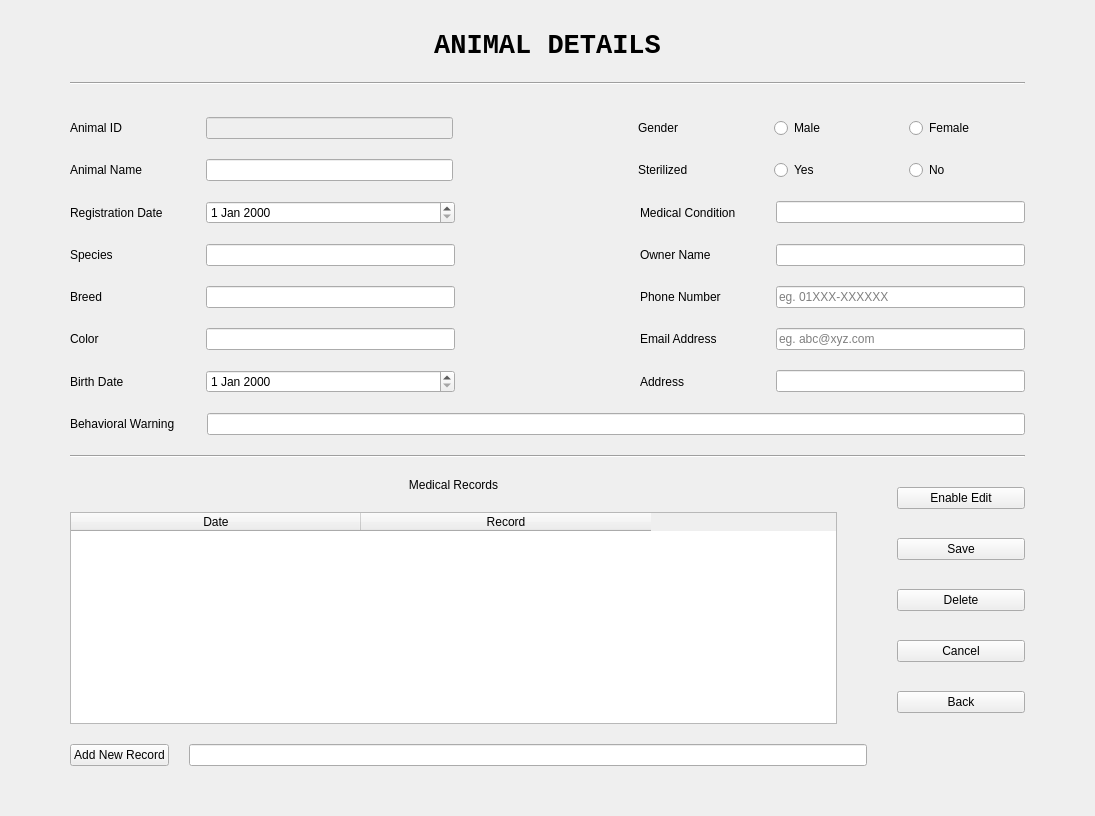
Old version of the form AnimalUI.ui in the repository ASNaeem/Simple-VCMS.
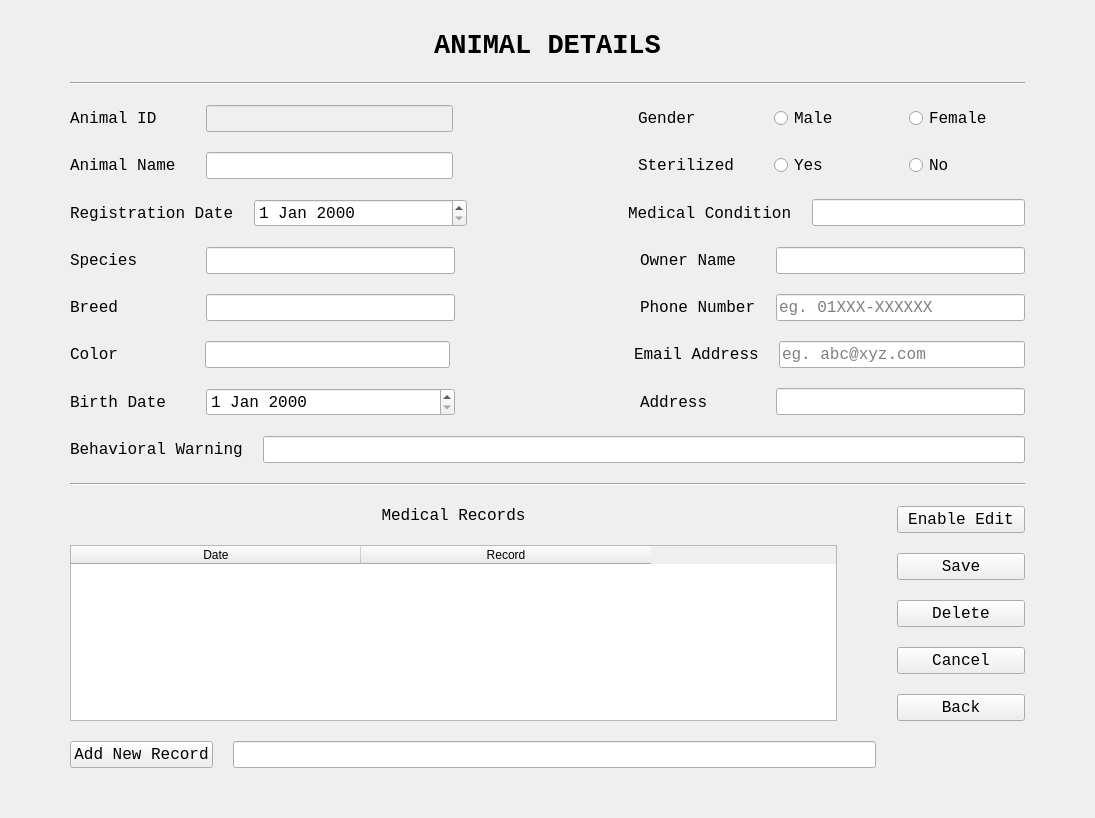
New version of the form. The open tabs and pages were chosen to show the change.

Commit message: AnimalUI, ServiceUI

The edit to the form file:
```diff
--- a/AnimalUI.ui
+++ b/AnimalUI.ui
@@ -16,6 +16,12 @@
     <height>16777215</height>
    </size>
   </property>
+  <property name="font">
+   <font>
+    <family>Courier New</family>
+    <pointsize>12</pointsize>
+   </font>
+  </property>
   <property name="windowTitle">
    <string>Patient</string>
   </property>
@@ -40,6 +46,8 @@
      <widget class="QStackedWidget" name="stackedWidget">
       <property name="font">
        <font>
+        <family>Courier New</family>
+        <pointsize>12</pointsize>
         <kerning>true</kerning>
        </font>
       </property>
```
Left out of the diff: 4 changed lines with no effect on the pictures. The commit also changes 1 other file.
